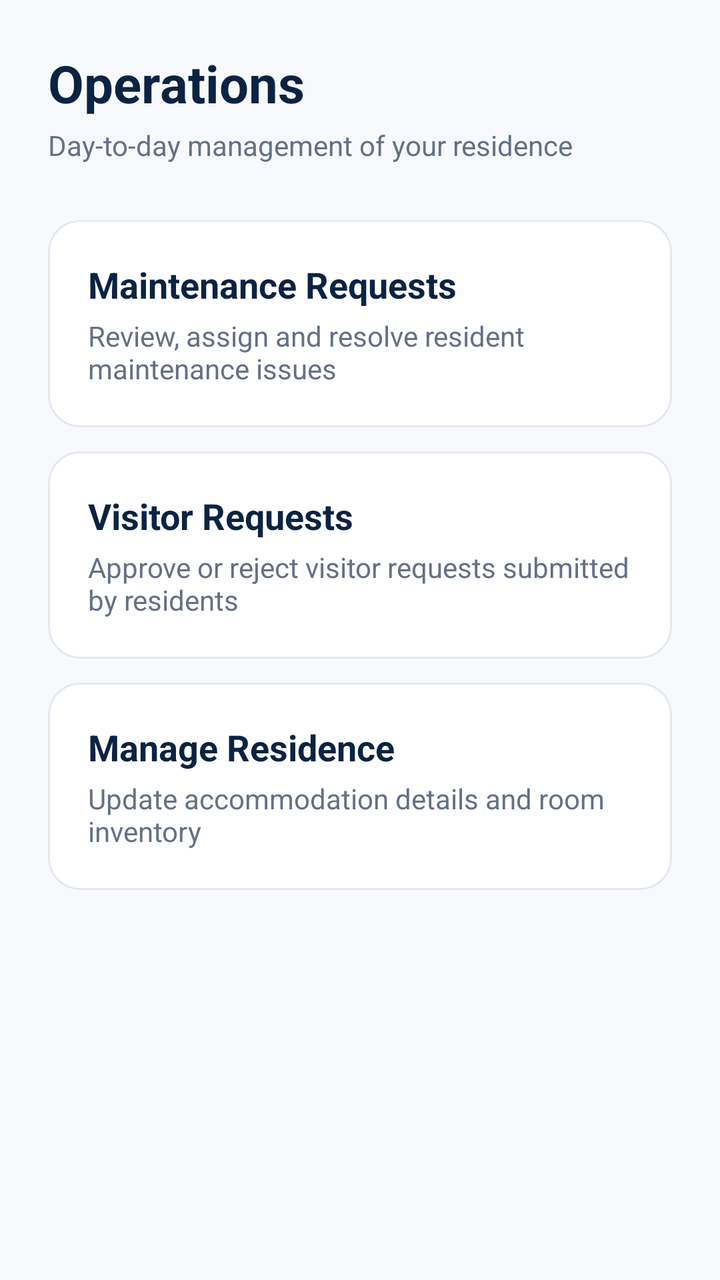
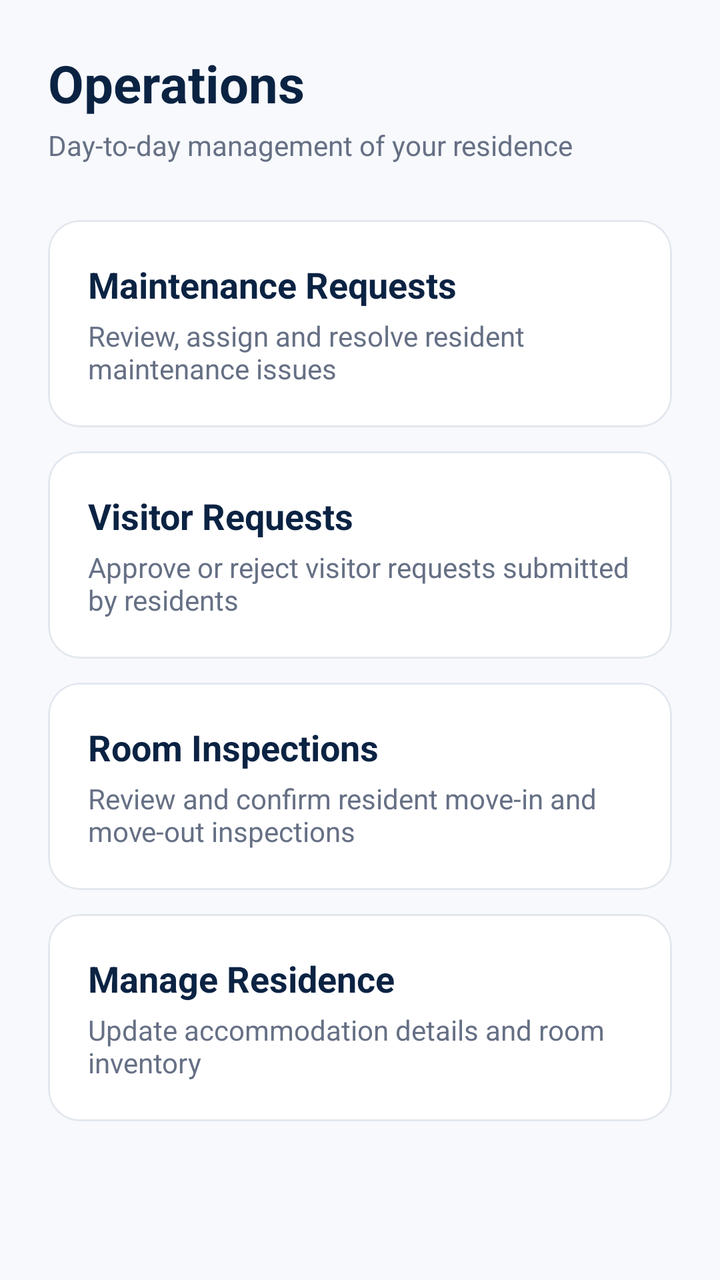

Before-and-after screenshots of an Android layout around one commit, followed by the original layout XML and the change that was made.
<!-- AndroidManifest.xml: application theme Theme.ChommieHub -->
<!-- res/layout/fragment_manager_operations.xml -->
<?xml version="1.0" encoding="utf-8"?>
<androidx.core.widget.NestedScrollView
    xmlns:android="http://schemas.android.com/apk/res/android"
    xmlns:app="http://schemas.android.com/apk/res-auto"
    android:layout_width="match_parent"
    android:layout_height="match_parent"
    android:background="@color/chommie_background"
    android:fillViewport="true">

    <LinearLayout
        android:layout_width="match_parent"
        android:layout_height="wrap_content"
        android:orientation="vertical"
        android:padding="24dp">

        <TextView
            android:layout_width="wrap_content"
            android:layout_height="wrap_content"
            android:text="Operations"
            android:textColor="@color/chommie_navy"
            android:textSize="26sp"
            android:textStyle="bold" />

        <TextView
            android:layout_width="wrap_content"
            android:layout_height="wrap_content"
            android:layout_marginTop="4dp"
            android:layout_marginBottom="28dp"
            android:text="Day-to-day management of your residence"
            android:textColor="@color/chommie_text_secondary"
            android:textSize="14sp" />

        <com.google.android.material.card.MaterialCardView
            android:id="@+id/cardManagerMaintenance"
            android:layout_width="match_parent"
            android:layout_height="wrap_content"
            android:clickable="true"
            android:focusable="true"
            app:cardBackgroundColor="@color/chommie_surface"
            app:cardCornerRadius="16dp"
            app:cardElevation="0dp"
            app:strokeColor="@color/chommie_border"
            app:strokeWidth="1dp">

            <LinearLayout
                android:layout_width="match_parent"
                android:layout_height="wrap_content"
                android:orientation="vertical"
                android:padding="20dp">

                <TextView
                    android:layout_width="wrap_content"
                    android:layout_height="wrap_content"
                    android:text="Maintenance Requests"
                    android:textColor="@color/chommie_navy"
                    android:textSize="18sp"
                    android:textStyle="bold" />

                <TextView
                    android:layout_width="wrap_content"
                    android:layout_height="wrap_content"
                    android:layout_marginTop="4dp"
                    android:text="Review, assign and resolve resident maintenance issues"
                    android:textColor="@color/chommie_text_secondary" />

            </LinearLayout>

        </com.google.android.material.card.MaterialCardView>

        <com.google.android.material.card.MaterialCardView
            android:id="@+id/cardManagerVisitors"
            android:layout_width="match_parent"
            android:layout_height="wrap_content"
            android:layout_marginTop="12dp"
            android:clickable="true"
            android:focusable="true"
            app:cardBackgroundColor="@color/chommie_surface"
            app:cardCornerRadius="16dp"
            app:cardElevation="0dp"
            app:strokeColor="@color/chommie_border"
            app:strokeWidth="1dp">

            <LinearLayout
                android:layout_width="match_parent"
                android:layout_height="wrap_content"
                android:orientation="vertical"
                android:padding="20dp">

                <TextView
                    android:layout_width="wrap_content"
                    android:layout_height="wrap_content"
                    android:text="Visitor Requests"
                    android:textColor="@color/chommie_navy"
                    android:textSize="18sp"
                    android:textStyle="bold" />

                <TextView
                    android:layout_width="wrap_content"
                    android:layout_height="wrap_content"
                    android:layout_marginTop="4dp"
                    android:text="Approve or reject visitor requests submitted by residents"
                    android:textColor="@color/chommie_text_secondary" />

            </LinearLayout>

        </com.google.android.material.card.MaterialCardView>

        <com.google.android.material.card.MaterialCardView
            android:id="@+id/cardManagerResidence"
            android:layout_width="match_parent"
            android:layout_height="wrap_content"
            android:layout_marginTop="12dp"
            android:clickable="true"
            android:focusable="true"
            app:cardBackgroundColor="@color/chommie_surface"
            app:cardCornerRadius="16dp"
            app:cardElevation="0dp"
            app:strokeColor="@color/chommie_border"
            app:strokeWidth="1dp">

            <LinearLayout
                android:layout_width="match_parent"
                android:layout_height="wrap_content"
                android:orientation="vertical"
                android:padding="20dp">

                <TextView
                    android:layout_width="wrap_content"
                    android:layout_height="wrap_content"
                    android:text="Manage Residence"
                    android:textColor="@color/chommie_navy"
                    android:textSize="18sp"
                    android:textStyle="bold" />

                <TextView
                    android:layout_width="wrap_content"
                    android:layout_height="wrap_content"
                    android:layout_marginTop="4dp"
                    android:text="Update accommodation details and room inventory"
                    android:textColor="@color/chommie_text_secondary" />

            </LinearLayout>

        </com.google.android.material.card.MaterialCardView>

    </LinearLayout>

</androidx.core.widget.NestedScrollView>
<!-- resources referenced by this layout -->
<resources>
  <color name="chommie_background">#F7F9FC</color>
  <color name="chommie_border">#E3E8EF</color>
  <color name="chommie_navy">#0B2343</color>
  <color name="chommie_surface">#FFFFFF</color>
  <color name="chommie_text_secondary">#667085</color>
  <style name="Theme.ChommieHub" parent="Base.Theme.ChommieHub" />
  <style name="Base.Theme.ChommieHub" parent="Theme.Material3.DayNight.NoActionBar">
  
          
          <item name="colorPrimary">@color/chommie_navy</item>
          <item name="colorOnPrimary">@color/white</item>
  
          
          <item name="colorSecondary">@color/chommie_gold</item>
          <item name="colorOnSecondary">@color/chommie_navy</item>
  
          
          <item name="colorSurface">@color/chommie_surface</item>
          <item name="colorOnSurface">@color/chommie_text_primary</item>
  
          
          <item name="android:windowBackground">@color/chommie_background</item>
  
          
          <item name="android:statusBarColor">@color/chommie_navy</item>
          <item name="android:navigationBarColor">@color/chommie_navy</item>
  
      </style>
  <color name="white">#FFFFFF</color>
  <color name="chommie_gold">#F4AA08</color>
  <color name="chommie_text_primary">#172033</color>
</resources>

<!-- the commit's change to res/layout/fragment_manager_operations.xml (unified diff, before → after) -->
@@ -106,6 +106,44 @@
         </com.google.android.material.card.MaterialCardView>
 
         <com.google.android.material.card.MaterialCardView
+            android:id="@+id/cardManagerInspections"
+            android:layout_width="match_parent"
+            android:layout_height="wrap_content"
+            android:layout_marginTop="12dp"
+            android:clickable="true"
+            android:focusable="true"
+            app:cardBackgroundColor="@color/chommie_surface"
+            app:cardCornerRadius="16dp"
+            app:cardElevation="0dp"
+            app:strokeColor="@color/chommie_border"
+            app:strokeWidth="1dp">
+
+            <LinearLayout
+                android:layout_width="match_parent"
+                android:layout_height="wrap_content"
+                android:orientation="vertical"
+                android:padding="20dp">
+
+                <TextView
+                    android:layout_width="wrap_content"
+                    android:layout_height="wrap_content"
+                    android:text="Room Inspections"
+                    android:textColor="@color/chommie_navy"
+                    android:textSize="18sp"
+                    android:textStyle="bold" />
+
+                <TextView
+                    android:layout_width="wrap_content"
+                    android:layout_height="wrap_content"
+                    android:layout_marginTop="4dp"
+                    android:text="Review and confirm resident move-in and move-out inspections"
+                    android:textColor="@color/chommie_text_secondary" />
+
+            </LinearLayout>
+
+        </com.google.android.material.card.MaterialCardView>
+
+        <com.google.android.material.card.MaterialCardView
             android:id="@+id/cardManagerResidence"
             android:layout_width="match_parent"
             android:layout_height="wrap_content"
